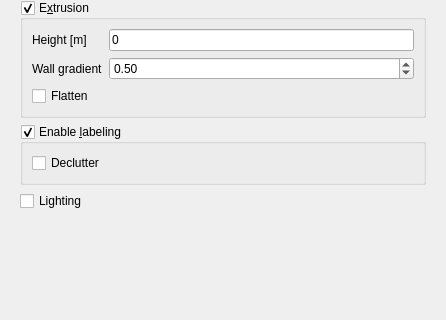
Qt form kadas/app/globe/kadasglobevectorlayerproperties.ui (kadas-albireo/kadas-albireo2) before a commit; both pictures show x 0 to 446 and y 260 to 580 of the 446 by 580 pixel window.
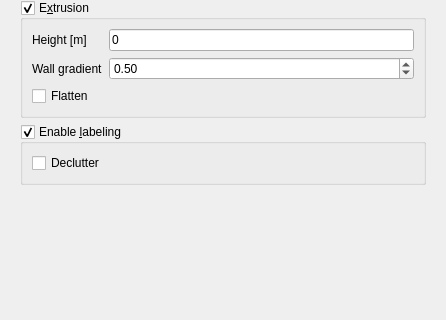
The same form after that commit. Custom widgets are drawn as their Qt base class.

Commit message: Remove unused globe model lighting checkbox

```diff
--- a/kadas/app/globe/kadasglobevectorlayerproperties.ui
+++ b/kadas/app/globe/kadasglobevectorlayerproperties.ui
@@ -228,13 +228,6 @@
          </layout>
         </widget>
        </item>
-       <item>
-        <widget class="QCheckBox" name="checkBoxLighting">
-         <property name="text">
-          <string>Lighting</string>
-         </property>
-        </widget>
-       </item>
       </layout>
      </widget>
     </widget>
```
The commit also changes 1 other file.
